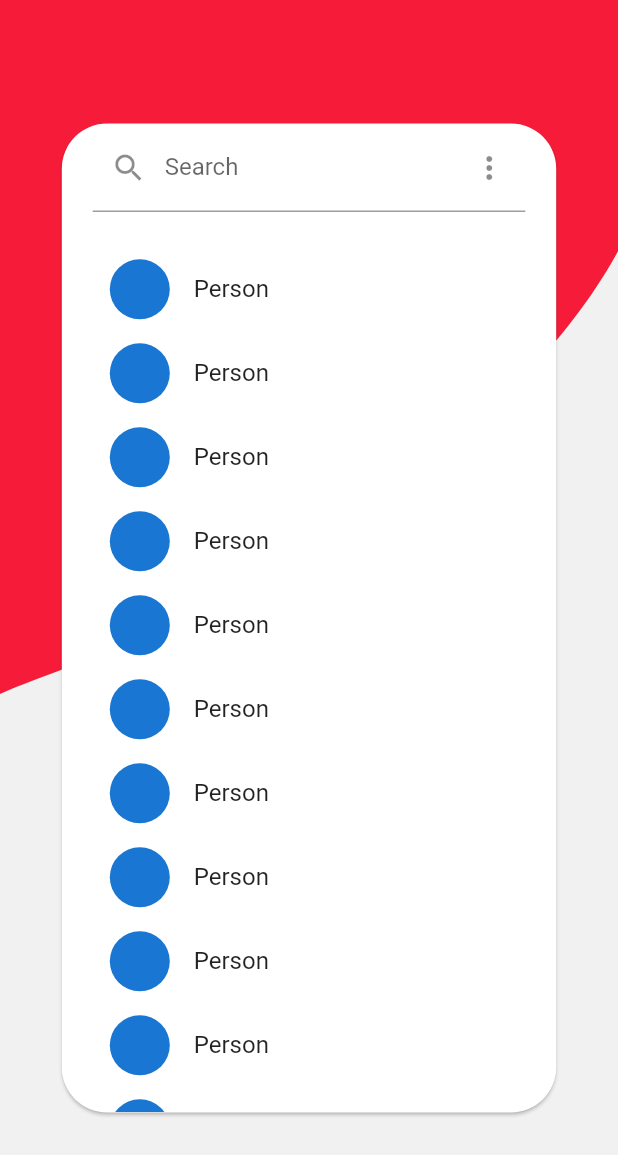
After one commit to devabhixda/Tavat-FrontEnd, a Flutter app: the place screen opened directly, after a tap on the "favorite" icon, on a phone screen of 412 x 824 dp. The commit adds this screen. Shown: the top 1155 px of the screen. Run offline on Flutter 3.47's test engine with Material 2 defaults, Android fonts, the phone set to English and light mode, and no system bars; our stand-ins replace flutter_svg, sliding_up_panel.

Commit message:
Add around screen

```diff
--- /dev/null
+++ b/lib/Screens/around.dart
@@ -0,0 +1,83 @@
+import 'package:connect/Screens/chat.dart';
+import 'package:connect/consts.dart';
+import 'package:flutter/material.dart';
+import 'package:flutter_svg/flutter_svg.dart';
+
+class around extends StatefulWidget {
+  @override
+  _aroundState createState() => _aroundState();
+}
+class _aroundState extends State<around> {
+  double h,w;
+  @override
+  Widget build(BuildContext context) {
+    h = MediaQuery.of(context).size.height;
+    w = MediaQuery.of(context).size.width;
+    return Scaffold(
+      backgroundColor: bgrey,
+      resizeToAvoidBottomPadding: false,
+      body: Stack(
+        children: [
+          Transform.translate(
+            offset: Offset(-100, -200.8),
+            child: SvgPicture.string(
+              _svg_u2p3dc,
+              allowDrawingOutsideViewBox: true,
+              fit: BoxFit.fill,
+            ),
+          ),
+          Align(
+            alignment: Alignment.center,
+            child: Card(
+              child: Container(
+                height: 0.8 * h,
+                width: 0.8 * w,
+                child: Column(
+                  children: [
+                    Container(
+                      height: 0.1 * h,
+                      width: 0.7 * w,
+                      child: TextField(
+                        decoration: InputDecoration(
+                            labelText: "Search",
+                            prefixIcon: Icon(Icons.search),
+                            suffixIcon: IconButton(
+                              icon: Icon(Icons.more_vert),
+                              onPressed: () => {
+                                print("Pressed")
+                              },
+                            )
+                          ),
+                      ),
+                    ),
+                    Container(
+                      height: 0.7 * h,
+                      child: ListView.builder(
+                        padding: EdgeInsets.symmetric(horizontal: 16.0),
+                          itemCount: 15,
+                          itemBuilder: (BuildContext context, int index) {
+                            return ListTile(
+                              onTap: () {
+                                Navigator.push(context, MaterialPageRoute(builder: (context) => chat()));
+                              },
+                              leading: CircleAvatar(),
+                              title: Text("Person"),
+                            );
+                          },
+                      ),
+                    )
+                  ],
+                )
+              ),
+              shape: RoundedRectangleBorder(
+                borderRadius: BorderRadius.circular(30)
+              ),
+            )
+          )
+        ]
+      )
+    );
+  }
+}
+const String _svg_u2p3dc =
+    '<svg viewBox="-192.9 -621.8 560.0 1227.6" ><path transform="translate(-1455.0, 78.0)" d="M 1283.42236328125 527.830078125 C 1285.230102539063 405.8142395019531 1225.114868164063 352.5777282714844 1463.632202148438 260.9307250976563 C 1532.3251953125 234.5363922119141 2124.227294921875 -49.61784362792969 1977.826904296875 -452.0097045898438 C 1772.20849609375 -1017.166259765625 1264.445556640625 -438.6750793457031 1264.445556640625 -438.6750793457031 C 1264.445556640625 -438.6750793457031 1267.156982421875 -232.1470336914063 1264.445556640625 -231.2432250976563 C 1261.734130859375 -230.3394165039063 1260.830322265625 -14.46113395690918 1264.445556640625 1.807641863822937 C 1268.060791015625 18.07641792297363 1283.42236328125 527.830078125 1283.42236328125 527.830078125 Z" fill="#f61b39" stroke="none" stroke-width="1" stroke-miterlimit="4" stroke-linecap="butt" /></svg>';
--- a/lib/Screens/place.dart
+++ b/lib/Screens/place.dart
@@ -1,3 +1,4 @@
+import 'package:connect/Screens/around.dart';
 import 'package:flutter/material.dart';
 import 'package:flutter_svg/flutter_svg.dart';
 import 'package:sliding_up_panel/sliding_up_panel.dart';
@@ -160,7 +161,12 @@ class _placeState extends State<place> {
                   child: Row(
                     mainAxisAlignment: MainAxisAlignment.spaceEvenly,
                     children: [
-                      Icon(Icons.favorite, color: Colors.red),
+                      IconButton(
+                        icon: Icon(Icons.favorite, color: Colors.red),
+                        onPressed: () => {
+                          Navigator.push(context, MaterialPageRoute(builder: (context) => around()))
+                        },
+                      ),
                       Container(width: 1, height: 0.04 * h, color: Colors.black),
                       Icon(Icons.home),
                       Container(width: 1, height: 0.04 * h, color: Colors.black),
```
